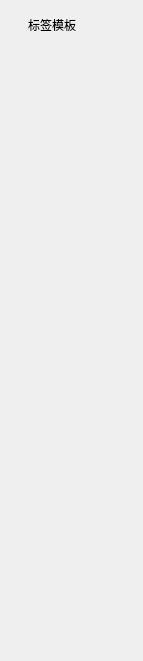
Qt form creator-pluginBucket/res/bucketTag.ui (VRMakerTeam/VRMaker) before a commit.
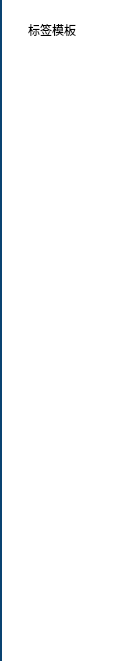
The same form after that commit. Icons and pictures are not drawn.

Diff of the .ui file:
```diff
--- a/creator-pluginBucket/res/bucketTag.ui
+++ b/creator-pluginBucket/res/bucketTag.ui
@@ -6,7 +6,7 @@
    <rect>
     <x>0</x>
     <y>0</y>
-    <width>143</width>
+    <width>131</width>
     <height>661</height>
    </rect>
   </property>
@@ -17,35 +17,34 @@
    <string notr="true">color:252526</string>
   </property>
   <property name="styleSheet">
-   <string notr="true">QWidget[accessibleName=&quot;color:252526&quot;]{
-	background-color: rgb(37, 37, 38);
+   <string notr="true">QWidget#BucketTagClass{
+	background-color:#ffffff;
+	border: solid;
+	border-left-width:2px;
+	border-color: #094371;
 }
 
+
 QCheckBox[accessibleName=&quot;group:tab&quot;]{
-	background-color: rgb(70, 175, 255);
-	border-radius: 8;
-	color: rgb(255, 255, 255);
+	color: #0d436f;
 	font: 11pt;
-	padding: 0 0 0 5;
+	padding: 5 0 0 20;
 }
-QCheckBox[accessibleName=&quot;group:tab&quot;]::indicator:unchecked {
-    width: 10;
+
+QCheckBox[accessibleName=&quot;group:tab&quot;]::indicator {
+    width: 0;
     height: 0;
 }
-QCheckBox[accessibleName=&quot;group:tab&quot;]::indicator:checked {
-    width: 10;
-    height: 10;
-	border-radius: 5;
-	background-color: rgb(255, 93, 185);
-}
+
 QCheckBox[accessibleName=&quot;group:tab&quot;]:unchecked{
-	background-color: rgb(116, 116, 116);
+	border-image: url(:/pluginBucket/simple/img/tab.png);
 }
 QCheckBox[accessibleName=&quot;group:tab&quot;]:checked {
-	background-color: rgb(72, 144, 216);
+	border-image: url(:/pluginBucket/simple/img/tab.png);
 }
 
 
+
 QScrollArea{
 	border: 0;
 	background-color:transparent;
@@ -54,6 +53,17 @@
 QScrollArea QWidget{
 	background-color:transparent;
 }
+
+
+QScrollBar:vertical {
+     border: 0;
+     background: #cddbe6;
+     width: 5px;
+ }
+ QScrollBar::handle:vertical {
+     background: #06447f;
+     min-height: 20px;
+ }
 </string>
   </property>
   <layout class="QVBoxLayout" name="verticalLayout">
@@ -97,7 +107,7 @@
        <rect>
         <x>0</x>
         <y>0</y>
-        <width>143</width>
+        <width>131</width>
         <height>661</height>
        </rect>
       </property>
@@ -136,14 +146,14 @@
            <widget class="QCheckBox" name="__tpl">
             <property name="minimumSize">
              <size>
-              <width>0</width>
-              <height>32</height>
+              <width>109</width>
+              <height>42</height>
              </size>
             </property>
             <property name="maximumSize">
              <size>
-              <width>16777215</width>
-              <height>32</height>
+              <width>109</width>
+              <height>42</height>
              </size>
             </property>
             <property name="accessibleName">
```
Left out of the diff: 4 changed lines with no effect on the pictures.
